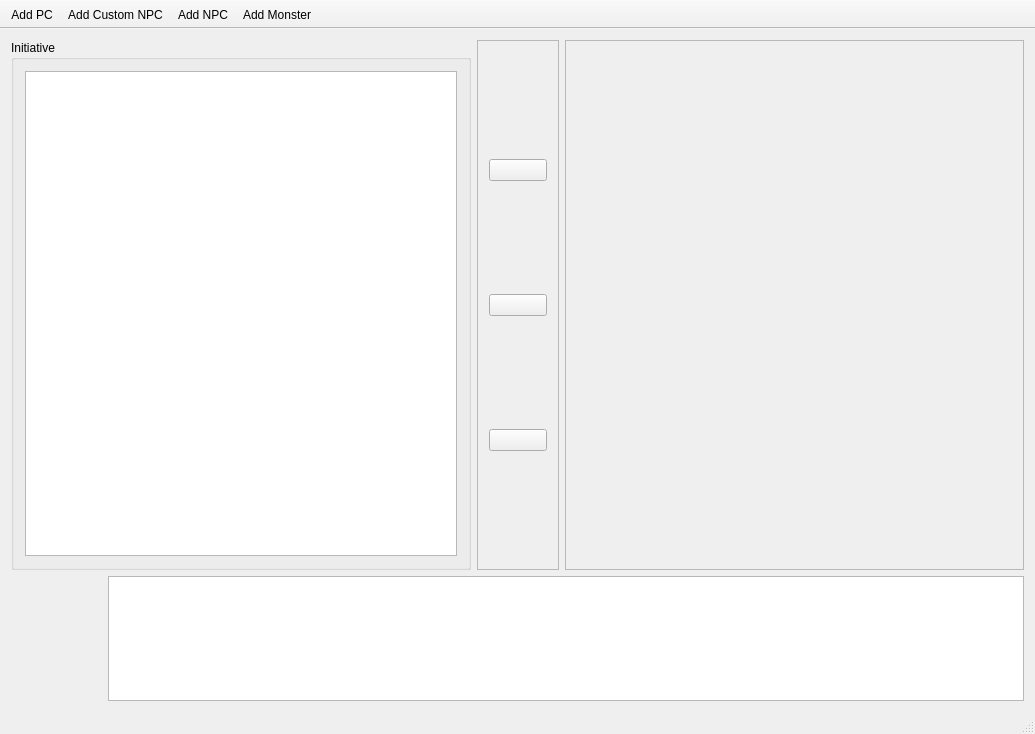
dno89/combat_assistant, file combat_assistant/mainwindow.ui: the form before one commit.
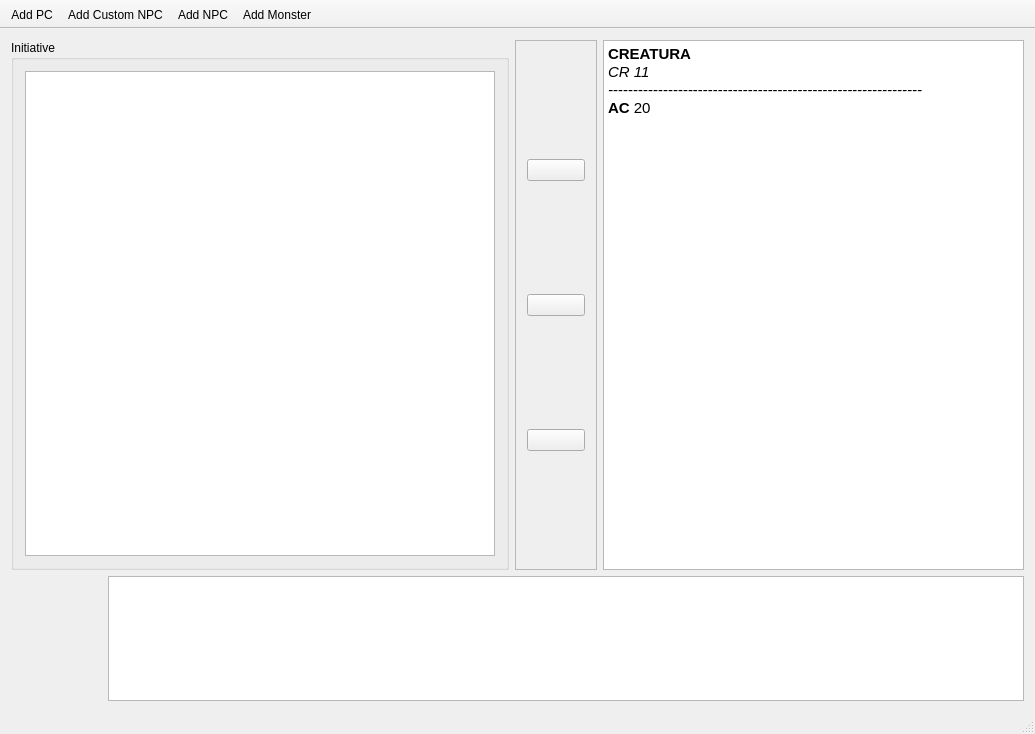
The form after the commit. Icons and pictures are not drawn.

Commit message: formatting principles

What changed in the file:
```diff
--- a/combat_assistant/mainwindow.ui
+++ b/combat_assistant/mainwindow.ui
@@ -45,7 +45,7 @@
    </property>
    <layout class="QVBoxLayout" name="verticalLayout_2">
     <item>
-     <layout class="QHBoxLayout" name="upper_layout">
+     <layout class="QHBoxLayout" name="upper_layout" stretch="20,1,0">
       <property name="sizeConstraint">
        <enum>QLayout::SetDefaultConstraint</enum>
       </property>
@@ -185,7 +185,7 @@
       <item>
        <widget class="QTextBrowser" name="tbNPC">
         <property name="enabled">
-         <bool>false</bool>
+         <bool>true</bool>
         </property>
         <property name="minimumSize">
          <size>
@@ -196,6 +196,16 @@
         <property name="styleSheet">
          <string notr="true">background-image: url(:/res/back/paper2)</string>
         </property>
+        <property name="html">
+         <string>&lt;!DOCTYPE HTML PUBLIC &quot;-//W3C//DTD HTML 4.0//EN&quot; &quot;http://www.w3.org/TR/REC-html40/strict.dtd&quot;&gt;
+&lt;html&gt;&lt;head&gt;&lt;meta name=&quot;qrichtext&quot; content=&quot;1&quot; /&gt;&lt;style type=&quot;text/css&quot;&gt;
+p, li { white-space: pre-wrap; }
+&lt;/style&gt;&lt;/head&gt;&lt;body style=&quot; font-family:'Ubuntu'; font-size:11pt; font-weight:400; font-style:normal;&quot;&gt;
+&lt;p style=&quot; margin-top:0px; margin-bottom:0px; margin-left:0px; margin-right:0px; -qt-block-indent:0; text-indent:0px;&quot;&gt;&lt;span style=&quot; font-weight:600;&quot;&gt;CREATURA&lt;/span&gt;&lt;/p&gt;
+&lt;p style=&quot; margin-top:0px; margin-bottom:0px; margin-left:0px; margin-right:0px; -qt-block-indent:0; text-indent:0px;&quot;&gt;&lt;span style=&quot; font-style:italic;&quot;&gt;CR 11&lt;/span&gt;&lt;/p&gt;
+&lt;p style=&quot; margin-top:0px; margin-bottom:0px; margin-left:0px; margin-right:0px; -qt-block-indent:0; text-indent:0px;&quot;&gt;&lt;span style=&quot; font-style:italic;&quot;&gt;---------------------------------------------------------------&lt;/span&gt;&lt;/p&gt;
+&lt;p style=&quot; margin-top:0px; margin-bottom:0px; margin-left:0px; margin-right:0px; -qt-block-indent:0; text-indent:0px;&quot;&gt;&lt;span style=&quot; font-weight:600;&quot;&gt;AC &lt;/span&gt;20&lt;img src=&quot;:/res/ico/skull&quot; /&gt;&lt;/p&gt;&lt;/body&gt;&lt;/html&gt;</string>
+        </property>
         <property name="tabStopWidth">
          <number>40</number>
         </property>
```
Left out of the diff: 2 changed lines with no effect on the pictures. The commit also changes 2 other files.
